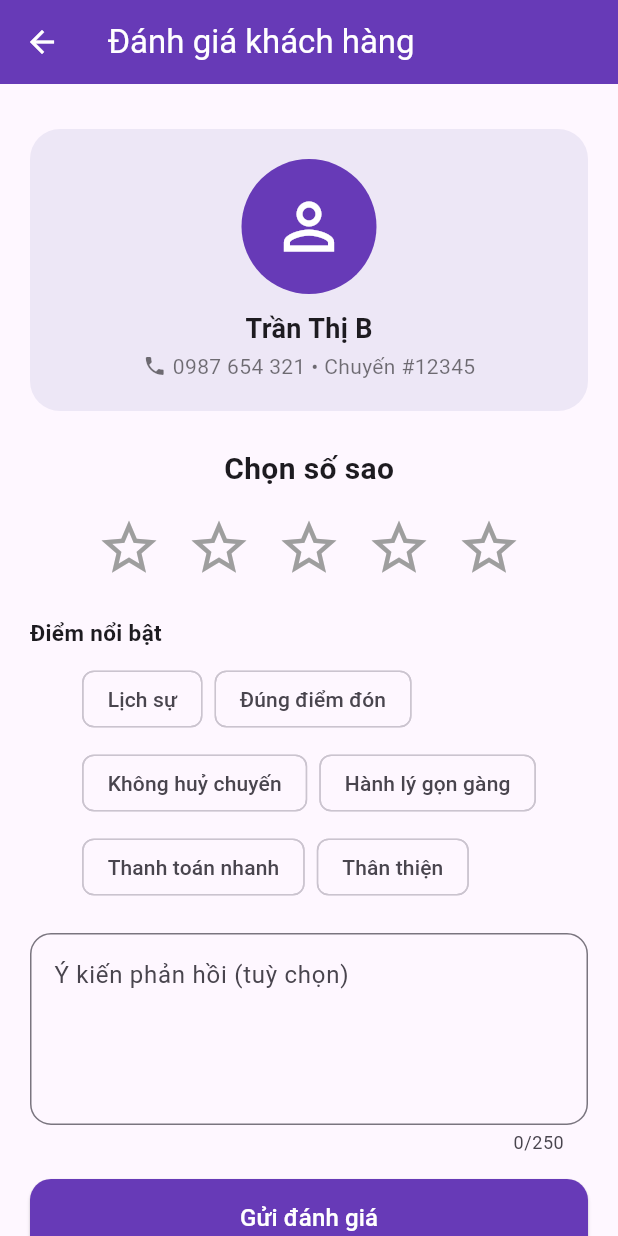
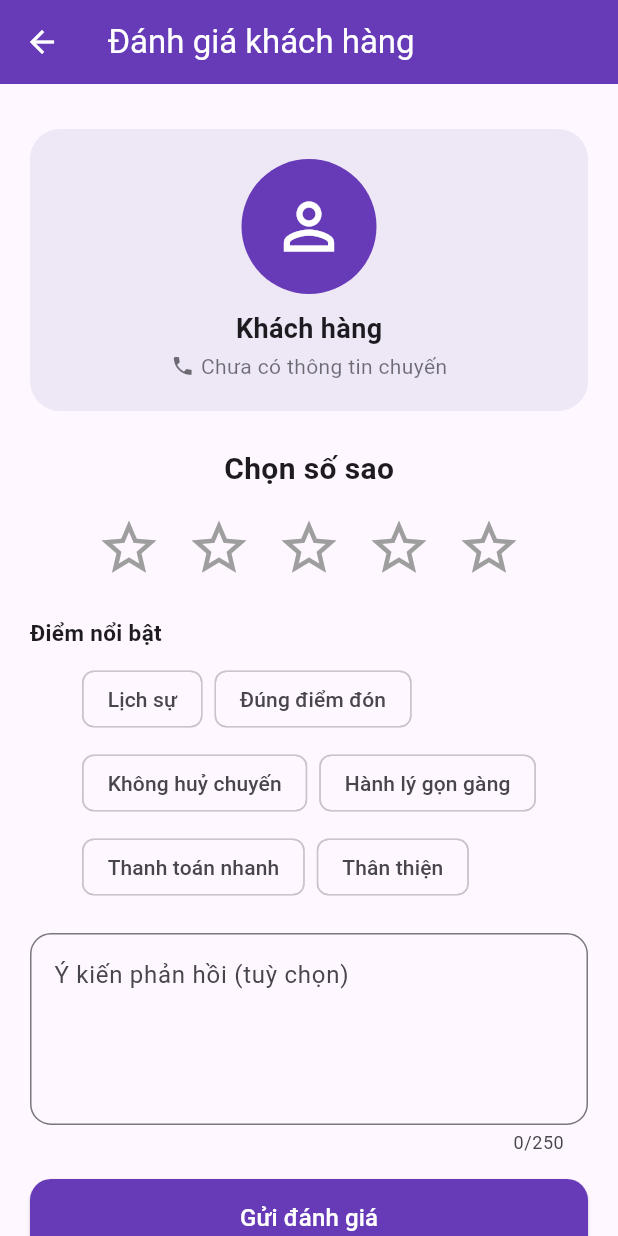
Before and after one commit to lechauky/ride_app, a Flutter app: the RatingScreen screen opened directly, on a phone screen of 412 x 824 dp. Run offline on Flutter 3.47's test engine with Material 3 defaults, Android fonts, the phone set to English and light mode, and no system bars; our stand-ins replace flutter_map, geocoding, geolocator, latlong2, shared_preferences; accounts and stored records are empty.

Commit message:
fix: đồng bộ hoàn thành chuyến và đánh giá khách

```diff
--- a/lib/screens/active_trip_screen.dart
+++ b/lib/screens/active_trip_screen.dart
@@ -207,6 +207,8 @@ class _ActiveTripScreenState extends State<ActiveTripScreen> {
         return;
       }
 
+      setState(() => trangThai = 2);
+
       // Hoàn thành chuyến → mời tài xế đánh giá khách
       showDialog(
         context: context,
@@ -250,6 +252,7 @@ class _ActiveTripScreenState extends State<ActiveTripScreen> {
                     builder: (_) => RatingScreen(
                       target: RatingTarget.passenger,
                       tripId: widget.trip.maChuyenDi,
+                      thanhPho: widget.trip.thanhPho,
                       targetName: widget.trip.tenKhach,
                       targetSubInfo:
                           "${widget.trip.soDienThoai} • Chuyến #${widget.trip.maChuyenDi}",
--- a/lib/screens/rating_screen.dart
+++ b/lib/screens/rating_screen.dart
@@ -18,6 +18,7 @@ class RatingScreen extends StatefulWidget {
   /// Thông tin phụ (vd: biển số xe khi đánh giá tài xế, SĐT khi đánh giá khách)
   final String? targetSubInfo;
   final String? tripId;
+  final String? thanhPho;
 
   const RatingScreen({
     super.key,
@@ -25,6 +26,7 @@ class RatingScreen extends StatefulWidget {
     this.targetName,
     this.targetSubInfo,
     this.tripId,
+    this.thanhPho,
   });
 
   @override
@@ -44,13 +46,13 @@ class _RatingScreenState extends State<RatingScreen> {
   String get _targetLabel => _isPassenger ? "khách hàng" : "tài xế";
 
   String get _name =>
-      widget.targetName ?? (_isPassenger ? "Trần Thị B" : "Nguyễn Văn A");
+      widget.targetName ?? (_isPassenger ? "Khách hàng" : "Tài xế chuyến đi");
 
   String get _subInfo =>
       widget.targetSubInfo ??
-      (_isPassenger
-          ? "0987 654 321 • Chuyến #12345"
-          : "Honda Wave • 59X1-234.56");
+      (widget.tripId != null
+          ? "Chuyến #${widget.tripId}"
+          : "Chưa có thông tin chuyến");
 
   IconData get _subIcon => _isPassenger ? Icons.phone : Icons.directions_car;
 
@@ -124,7 +126,7 @@ class _RatingScreenState extends State<RatingScreen> {
 
     if (widget.tripId != null) {
       final user = AuthStore.currentUser.value;
-      final city = user?.thanhPho ?? "HCM";
+      final city = widget.thanhPho ?? user?.thanhPho ?? "HCM";
       final res = await ApiService.post("trips/${widget.tripId}/rating", city, {
         "thanh_pho": city,
         "loai_nguoi_danh_gia": _isPassenger ? "driver" : "user",
```
Also changed, not shown: lib/screens/passenger_trip_screen.dart (+53 -22 lines), 1 other file.
